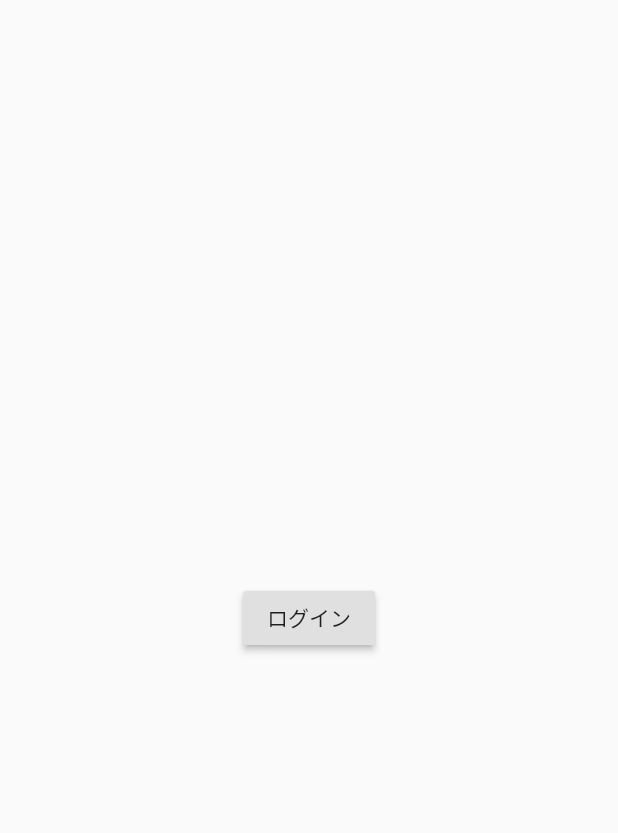
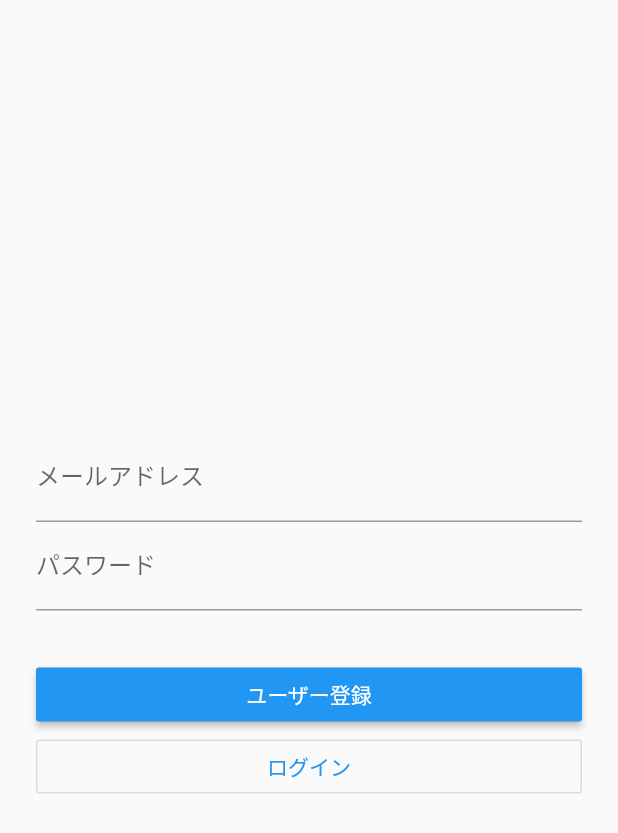
Before and after one commit to reika178/my_todo_app_firestore3, a Flutter app: the screen it shows after launch, on a phone screen of 412 x 824 dp. Shown: the top 833 px of the screen. Run offline on Flutter 3.47's test engine with Material 2 defaults, Android fonts, the light colour scheme and no system bars; our stand-ins replace firebase_auth; accounts and stored records are empty.

Commit message:
ログイン、ログアウト機能実装
11/6

```diff
--- a/lib/main.dart
+++ b/lib/main.dart
@@ -31,24 +31,91 @@ class _LoginPageState extends State<LoginPage> {
   String email = "";
   String password = "";
 
-  @overrideここ途中
+  @override
   Widget build(BuildContext context) {
     return Scaffold(
       body: Center(
+        child: Container(
+          padding: EdgeInsets.all(24),
           child: Column(
             mainAxisAlignment: MainAxisAlignment.center,
             children: <Widget>[
-            RaisedButton(
+              TextFormField(
+                decoration: InputDecoration(labelText: 'メールアドレス'),
+                onChanged: (String value) {
+                  setState(() {
+                    email = value;
+                  });
+                },
+              ),
+              TextFormField(
+                decoration: InputDecoration(labelText: 'パスワード'),
+                obscureText: true,
+                onChanged: (String value) {
+                  setState(() {
+                    password = value;
+                  });
+                },
+              ),
+              Container(
+                padding: EdgeInsets.all(8),
+                child: Text(infoText),
+              ),
+              Container(
+                width: double.infinity,
+                child: RaisedButton(
+                  color: Colors.blue,
+                  textColor: Colors.white,
+                  child: Text('ユーザー登録'),
+                  onPressed: () async {
+                    try {
+                      final FirebaseAuth auth = FirebaseAuth.instance;
+                      final AuthResult result = await auth.createUserWithEmailAndPassword(
+                        email: email,
+                        password: password,
+                      );
+                      final FirebaseUser user = result.user;
+                      await Navigator.of(context).pushReplacement(
+                        MaterialPageRoute(builder: (context) {
+                          return ChatPage(user);
+                        }),
+                      );
+                    } catch (e) {
+                      setState(() {
+                        infoText = "登録に失敗しました : ${e.message}";
+                      });
+                    }
+                  },
+                ),
+              ),
+              Container(
+                width: double.infinity,
+                child: OutlineButton(
+                  textColor: Colors.blue,
                   child: Text('ログイン'),
                   onPressed: () async {
+                    try {
+                      final FirebaseAuth auth = FirebaseAuth.instance;
+                      final AuthResult result = await auth.signInWithEmailAndPassword(
+                        email: email,
+                        password: password,
+                      );
+                      final FirebaseUser user = result.user;
                       await Navigator.of(context).pushReplacement(
                         MaterialPageRoute(builder: (context) {
-                    return ChatPage();
+                          return ChatPage(user);
                         }),
                       );
+                    } catch (e) {
+                      setState(() {
+                        infoText = "ログインに失敗しました : ${e.message}";
+                      });
+                    }
                   },
                 ),
+              ),
             ],
+          ),
          ),
         ),
     );
@@ -56,6 +123,9 @@ class _LoginPageState extends State<LoginPage> {
 }
 
 class ChatPage extends StatelessWidget {
+  ChatPage(this.user);
+  final FirebaseUser user;
+
   @override
   Widget build(BuildContext context) {
     return Scaffold(
@@ -65,6 +135,7 @@ class ChatPage extends StatelessWidget {
           IconButton(
             icon: Icon(Icons.close),
             onPressed: () async {
+              await FirebaseAuth.instance.signOut();
               await Navigator.of(context).pushReplacement(
                 MaterialPageRoute(builder: (context) {
                   return LoginPage();
@@ -73,6 +144,9 @@ class ChatPage extends StatelessWidget {
             },
           ),
         ],
+      ),
+      body: Center(
+        child: Text('ログイン情報 : ${user.email}'),
       ),
       floatingActionButton: FloatingActionButton(
         child: Icon(Icons.add),
```
Lines whose indentation alone changed are shown as unchanged.
